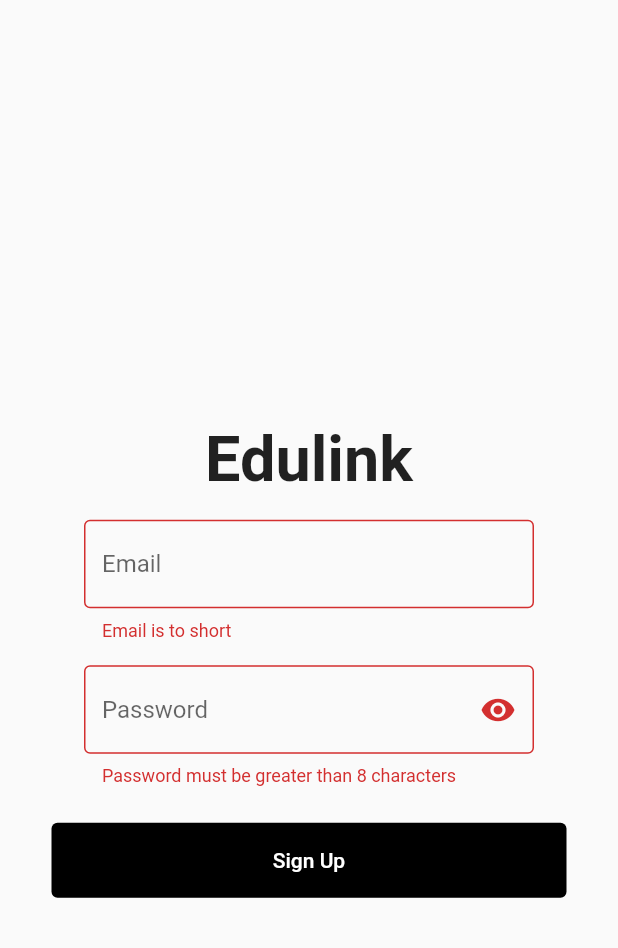
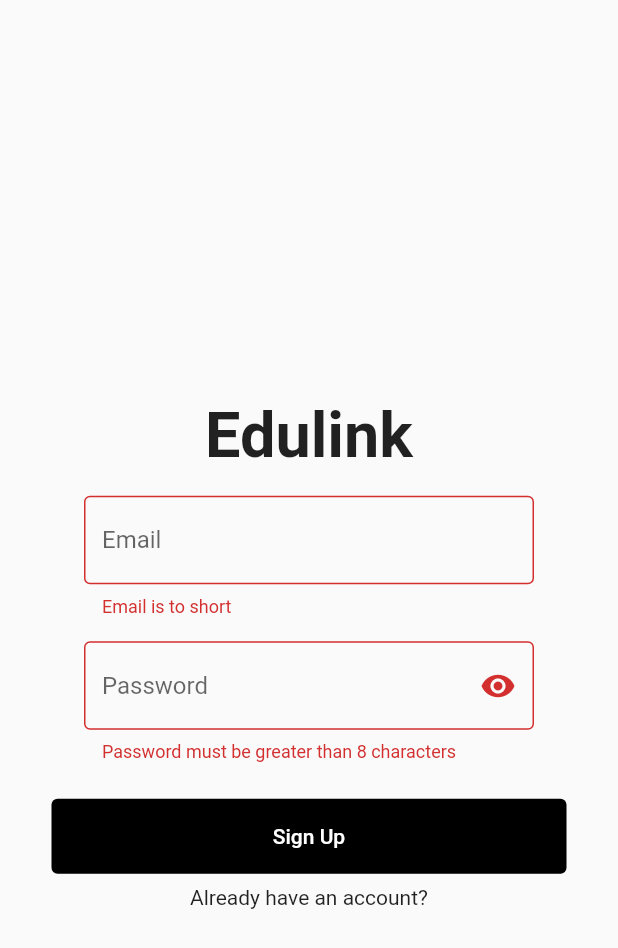
Before and after one commit to danielmc02/Project-Coast-Edu, a Flutter app: the screen it shows after launch, after a tap on "Sign Up", on a phone screen of 412 x 824 dp. Shown: the top 948 px of the screen. Run offline on Flutter 3.47's test engine with Material 2 defaults, Android fonts, the light colour scheme and no system bars.

Commit message:
Minor changes to mobile and db-service (#15)
* DB and client handshake update

* Created/Edited db-service

```diff
--- a/Frontend/mobile/frontend_mobile_app/lib/main.dart
+++ b/Frontend/mobile/frontend_mobile_app/lib/main.dart
@@ -16,7 +16,8 @@ class RootApp extends StatelessWidget {
 
   @override
   Widget build(BuildContext context) {
-    return const MaterialApp(debugShowCheckedModeBanner: false,home: OnboardingPage());
+    return const MaterialApp(
+        debugShowCheckedModeBanner: false, home: OnboardingPage());
   }
 }
 
@@ -29,7 +30,7 @@ class OnboardingPage extends StatefulWidget {
 
 class _OnboardingPageState extends State<OnboardingPage> {
   late TextEditingController emailField;
-  late  TextEditingController passwordField;
+  late TextEditingController passwordField;
   @override
   void initState() {
     emailField = TextEditingController();
@@ -43,6 +44,7 @@ class _OnboardingPageState extends State<OnboardingPage> {
     passwordField.dispose();
     super.dispose();
   }
+
   final _fromKey = GlobalKey<FormState>();
 
   @override
@@ -54,7 +56,7 @@ class _OnboardingPageState extends State<OnboardingPage> {
           appBar: AppBar(
             backgroundColor: Color.fromARGB(0, 255, 255, 255),
             shadowColor: Colors.transparent,
-          foregroundColor:Colors.transparent,
+            foregroundColor: Colors.transparent,
             surfaceTintColor: Colors.transparent,
           ),
           body: SizedBox(
@@ -65,15 +67,22 @@ class _OnboardingPageState extends State<OnboardingPage> {
                 mainAxisAlignment: MainAxisAlignment.center,
                 mainAxisSize: MainAxisSize.max,
                 children: [
-                  Text("Edulink",style: TextStyle(fontSize: 42,fontWeight: FontWeight.bold),),
-                  SizedBox(height: 16,),
+                  Text(
+                    "Edulink",
+                    style: TextStyle(fontSize: 42, fontWeight: FontWeight.bold),
+                  ),
+                  SizedBox(
+                    height: 16,
+                  ),
                   SizedBox(
                       width: 300,
                       child: TextFormField(
                         validator: (value) {
-
-                                                  return  value!.length < 5  ?  "Email is to short" : algo.parseEmail(value) == false? "Invalid Email" :null;
-
+                          return value!.length < 5
+                              ? "Email is to short"
+                              : algo.parseEmail(value) == false
+                                  ? "Invalid Email"
+                                  : null;
                         },
                         controller: emailField,
                         style: const TextStyle(),
@@ -82,18 +91,19 @@ class _OnboardingPageState extends State<OnboardingPage> {
                             border: OutlineInputBorder(
                                 borderSide: BorderSide(color: Colors.black))),
                       )),
-                                          SizedBox(height: 16,),
-
+                  SizedBox(
+                    height: 16,
+                  ),
                   SizedBox(
                       width: 300,
-                      child: TextFormField(obscureText: algo.defaultPasswordVisibilityState,
-
-                    validator: (value)  {
+                      child: TextFormField(
+                        obscureText: algo.defaultPasswordVisibilityState,
+                        validator: (value) {
                           if (value!.length < 8) {
                             return "Password must be greater than 8 characters";
                           }
 
-  String feedback =  algo.parsePassword(value);
+                          String feedback = algo.parsePassword(value);
                           if (feedback != "Password meets all requirements.") {
                             return feedback;
                           }
@@ -102,32 +112,47 @@ class _OnboardingPageState extends State<OnboardingPage> {
                         },
                         controller: passwordField,
                         style: const TextStyle(),
-                        decoration:  InputDecoration(errorMaxLines: 3,suffixIcon: GestureDetector(onTap: () {
+                        decoration: InputDecoration(
+                            errorMaxLines: 3,
+                            suffixIcon: GestureDetector(
+                                onTap: () {
                                   algo.changePasswordVisibility();
-                        },child: algo.defaultPasswordVisibilityState ? Icon(Icons.visibility) : Icon(Icons.visibility_off)),
-
+                                },
+                                child: algo.defaultPasswordVisibilityState
+                                    ? Icon(Icons.visibility)
+                                    : Icon(Icons.visibility_off)),
                             hintText: "Password",
                             border: OutlineInputBorder(
                                 borderSide: BorderSide(color: Colors.black))),
                       )),
-                      SizedBox(height: 24,),
                   SizedBox(
-                      width: MediaQuery.of(context).size.width/1.2,
+                    height: 24,
+                  ),
+                  SizedBox(
+                      width: MediaQuery.of(context).size.width / 1.2,
                       height: 50,
                       child: TextButton(
-
                           style: const ButtonStyle(
-                            foregroundColor: MaterialStatePropertyAll(Colors.white),
+                              foregroundColor:
+                                  MaterialStatePropertyAll(Colors.white),
                               backgroundColor:
                                   MaterialStatePropertyAll(Colors.black)),
-                          onPressed: () async{
-                            if(_fromKey.currentState!.validate())
-                            {
-                                                       await algo.registerUser(emailField.text,passwordField.text);
-
+                          onPressed: () async {
+                            if (_fromKey.currentState!.validate()) {
+                             algo.wantsToSignUp ? await algo.registerUser(
+                                  emailField.text, passwordField.text) : await algo.signInUser(emailField.text, passwordField.text);
                             }
                           },
-                          child: const Text("Sign Up")))
+                          child:  Text(algo.wantsToSignUp ? "Sign Up" : "Log in"))),
+                          Padding(
+                            padding: const EdgeInsets.all(8.0),
+                            child: GestureDetector(
+                              onTap: () async{
+                               await algo.changeIntention();
+                              },
+                              child: Text(algo.wantsToSignUp ? "Already have an account?" : "Dont have an account? Sign Up!"),
+                            ),
+                          )
                 ],
               ),
             ),
```
Also changed, not shown: Frontend/mobile/frontend_mobile_app/lib/onboarding_screen/onboard_provider.dart (+39 -2 lines), 8 other files. Lines whose indentation alone changed are shown as unchanged.
